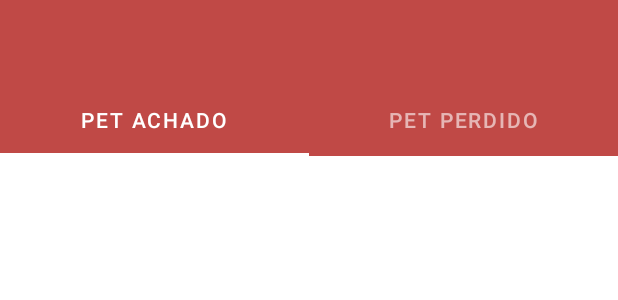
After one commit to EduAkira/AchaPet, an Android app: the layout activity_lista_cachorro_perdido.xml on its own in the app's theme, with its tools: preview values and no code run, on a phone screen of 412 x 824 dp. The commit adds this screen. Shown: the top 300 px of the screen. Run offline under Robolectric (Android 15) with nearby library versions, the phone set to English and light mode, and no system bars.

Commit message:
adicionado lista de animal

```diff
--- a/AchaPet_app/app/src/main/java/br/com/achapet/Activity/CadastroPessoa/CadastroPessoaActivity.java
+++ b/AchaPet_app/app/src/main/java/br/com/achapet/Activity/Pessoa/CadastroPessoaActivity.java
@@ -1,4 +1,4 @@
-package br.com.achapet.Activity.CadastroPessoa;
+package br.com.achapet.Activity.Pessoa;
 
 import androidx.annotation.NonNull;
 import androidx.appcompat.app.AppCompatActivity;
@@ -6,7 +6,6 @@ import androidx.appcompat.widget.Toolbar;
 
 import android.net.Uri;
 import android.os.Bundle;
-import android.util.Log;
 import android.view.View;
 import android.widget.Button;
 import android.widget.EditText;
--- a/AchaPet_app/app/src/main/java/br/com/achapet/Activity/CadastroPessoa/LoginPessoaActivity.java
+++ b/AchaPet_app/app/src/main/java/br/com/achapet/Activity/Pessoa/LoginPessoaActivity.java
@@ -1,4 +1,4 @@
-package br.com.achapet.Activity.CadastroPessoa;
+package br.com.achapet.Activity.Pessoa;
 
 import androidx.annotation.NonNull;
 import androidx.appcompat.app.AppCompatActivity;
--- a/AchaPet_app/app/src/main/java/br/com/achapet/Activity/CadastroPessoa/RecuperarSenhaPessoaActivity.java
+++ b/AchaPet_app/app/src/main/java/br/com/achapet/Activity/Pessoa/RecuperarSenhaPessoaActivity.java
@@ -1,4 +1,4 @@
-package br.com.achapet.Activity.CadastroPessoa;
+package br.com.achapet.Activity.Pessoa;
 
 import android.content.DialogInterface;
 import android.os.Bundle;
@@ -10,7 +10,6 @@ import androidx.annotation.NonNull;
 import androidx.appcompat.app.AlertDialog;
 import androidx.appcompat.app.AppCompatActivity;
 import androidx.appcompat.widget.Toolbar;
-import androidx.core.app.ActivityCompat;
 
 import com.google.android.gms.tasks.OnCompleteListener;
 import com.google.android.gms.tasks.Task;
--- a/AchaPet_app/app/src/main/res/layout/activity_cadastro_pessoa.xml
+++ b/AchaPet_app/app/src/main/res/layout/activity_cadastro_pessoa.xml
@@ -1,10 +1,11 @@
 <?xml version="1.0" encoding="utf-8"?>
-<androidx.coordinatorlayout.widget.CoordinatorLayout xmlns:android="http://schemas.android.com/apk/res/android"
+<androidx.coordinatorlayout.widget.CoordinatorLayout
+    xmlns:android="http://schemas.android.com/apk/res/android"
     xmlns:app="http://schemas.android.com/apk/res-auto"
     xmlns:tools="http://schemas.android.com/tools"
     android:layout_width="match_parent"
     android:layout_height="match_parent"
-    tools:context=".Activity.CadastroPessoa.CadastroPessoaActivity"
+    tools:context=".Activity.Pessoa.CadastroPessoaActivity"
     android:orientation="vertical">
     <androidx.appcompat.widget.Toolbar
         android:id="@+id/toolbar"
--- /dev/null
+++ b/AchaPet_app/app/src/main/res/layout/activity_lista_cachorro_perdido.xml
@@ -0,0 +1,31 @@
+<?xml version="1.0" encoding="utf-8"?>
+<androidx.coordinatorlayout.widget.CoordinatorLayout
+    xmlns:android="http://schemas.android.com/apk/res/android"
+    xmlns:app="http://schemas.android.com/apk/res-auto"
+    xmlns:tools="http://schemas.android.com/tools"
+    android:layout_width="match_parent"
+    android:layout_height="match_parent"
+    tools:context=".Activity.Animal.ListaCachorroPerdido">
+    <androidx.appcompat.widget.Toolbar
+        android:id="@+id/toolbar"
+        android:background="@color/colorPrimary"
+        app:titleTextColor="@color/primaryTextColor"
+        android:layout_width="match_parent"
+        android:layout_height="?attr/actionBarSize"/>
+    <com.google.android.material.tabs.TabLayout
+        android:id="@+id/tabs"
+        style="@style/Widget.MaterialComponents.TabLayout.Colored"
+        android:layout_marginTop="?attr/actionBarSize"
+        android:layout_width="match_parent"
+        android:layout_height="wrap_content">
+        <com.google.android.material.tabs.TabItem
+            android:text="Pet Achado"
+            android:layout_height="match_parent"
+            android:layout_width="match_parent" />
+        <com.google.android.material.tabs.TabItem
+            android:text="Pet Perdido"
+            android:layout_height="match_parent"
+            android:layout_width="match_parent"/>
+    </com.google.android.material.tabs.TabLayout>
+
+</androidx.coordinatorlayout.widget.CoordinatorLayout>
--- a/AchaPet_app/app/src/main/res/layout/activity_login_pessoa.xml
+++ b/AchaPet_app/app/src/main/res/layout/activity_login_pessoa.xml
@@ -4,7 +4,7 @@
     xmlns:tools="http://schemas.android.com/tools"
     android:layout_width="match_parent"
     android:layout_height="match_parent"
-    tools:context=".Activity.CadastroPessoa.LoginPessoaActivity"
+    tools:context=".Activity.Pessoa.LoginPessoaActivity"
     android:orientation="vertical">
     <ScrollView
         android:layout_width="match_parent"
--- a/AchaPet_app/app/src/main/res/layout/activity_recuperar_senha_pessoa.xml
+++ b/AchaPet_app/app/src/main/res/layout/activity_recuperar_senha_pessoa.xml
@@ -4,7 +4,7 @@
     xmlns:tools="http://schemas.android.com/tools"
     android:layout_width="match_parent"
     android:layout_height="match_parent"
-    tools:context=".Activity.CadastroPessoa.CadastroPessoaActivity$RecuperarSenhaPessoaActivity"
+    tools:context=".Activity.Pessoa.CadastroPessoaActivity$RecuperarSenhaPessoaActivity"
     android:orientation="vertical">
 
     <androidx.appcompat.widget.Toolbar
--- a/AchaPet_app/app/src/main/res/layout/activity_splash_screen.xml
+++ b/AchaPet_app/app/src/main/res/layout/activity_splash_screen.xml
@@ -25,6 +25,7 @@
         android:layout_marginBottom="15dp"/>
 
     <com.google.android.material.button.MaterialButton
+        android:id="@+id/splash_pet_perdido"
         android:layout_width="match_parent"
         android:layout_height="64dp"
         android:text="Perdi meu Pet"
@@ -41,7 +42,6 @@
         android:id="@+id/splash_conectar"
         android:layout_width="wrap_content"
         android:layout_height="64dp"
-        android:onClick="cadastrarPessoa"
         android:text="conectar"/>
 
 </LinearLayout>
```
Also changed, not shown: AchaPet_app/app/src/main/AndroidManifest.xml (+16 -5 lines), AchaPet_app/app/src/main/java/br/com/achapet/Activity/Animal/ListaCachorroPerdido.java (added, +20 -0 lines), AchaPet_app/app/src/main/java/br/com/achapet/Activity/SplashScreenActivity.java (+22 -7 lines).
